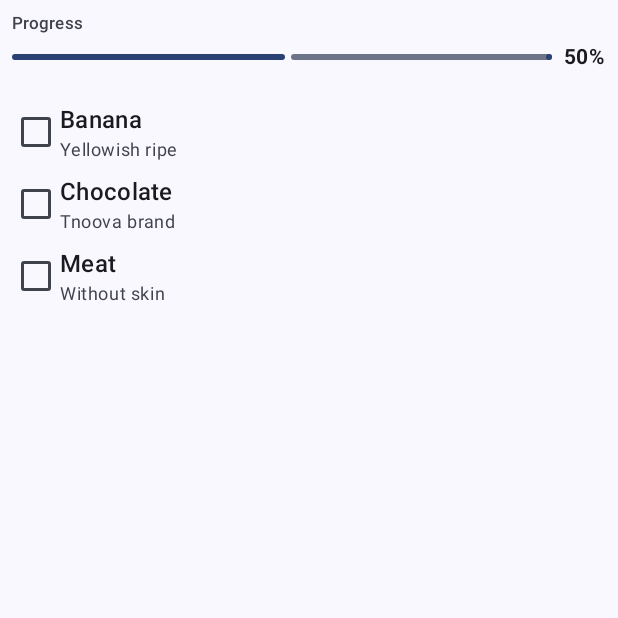
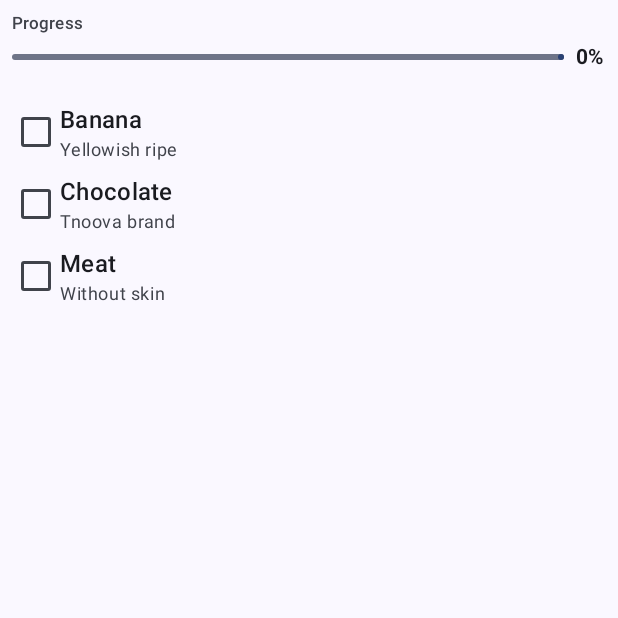
Before and after one commit to nirshahar/Grocery-List-App, an Android app built with Jetpack Compose: the screen it shows after launch (MainActivity), on a phone screen of 412 x 824 dp, the top half of it. Run offline under Robolectric (Android 15) with nearby library versions, the phone set to English and light mode, and no system bars.

Commit message:
animated progress bar to match the actual progress

```diff
--- a/app/src/main/java/com/example/grocerylist/checkout/CheckoutScreen.kt
+++ b/app/src/main/java/com/example/grocerylist/checkout/CheckoutScreen.kt
@@ -1,5 +1,6 @@
 package com.example.grocerylist.checkout
 
+import androidx.compose.animation.core.animateFloatAsState
 import androidx.compose.foundation.clickable
 import androidx.compose.foundation.layout.Arrangement
 import androidx.compose.foundation.layout.Column
@@ -11,6 +12,7 @@ import androidx.compose.foundation.lazy.LazyColumn
 import androidx.compose.material3.Checkbox
 import androidx.compose.material3.LinearProgressIndicator
 import androidx.compose.material3.MaterialTheme
+import androidx.compose.material3.ProgressIndicatorDefaults
 import androidx.compose.material3.Surface
 import androidx.compose.material3.Text
 import androidx.compose.runtime.Composable
@@ -22,6 +24,7 @@ import androidx.compose.ui.Modifier
 import androidx.compose.ui.text.font.FontWeight
 import androidx.compose.ui.tooling.preview.Preview
 import androidx.compose.ui.unit.dp
+import androidx.compose.ui.util.fastCoerceIn
 import androidx.lifecycle.viewmodel.compose.viewModel
 
 @Composable
@@ -53,7 +56,13 @@ fun CheckoutScreen(
         Column(
             verticalArrangement = Arrangement.spacedBy(16.dp)
         ) {
-            CheckoutProgress()
+            val progress = if (items.isNotEmpty()) {
+                items.count { it.isChecked }.toFloat() / items.size.toFloat()
+            } else {
+                1f
+            }.fastCoerceIn(0f, 1f)
+
+            CheckoutProgress(progress)
             CheckoutItems(items, onItemCheck = onItemCheck)
         }
     }
@@ -77,7 +86,12 @@ fun CheckoutItems(
 }
 
 @Composable
-fun CheckoutProgress(modifier: Modifier = Modifier) {
+fun CheckoutProgress(progress: Float, modifier: Modifier = Modifier) {
+    val animatedProgress by animateFloatAsState(
+        targetValue = progress,
+        animationSpec = ProgressIndicatorDefaults.ProgressAnimationSpec
+    )
+
     Column(
         modifier = modifier,
         verticalArrangement = Arrangement.spacedBy(4.dp)
@@ -93,11 +107,17 @@ fun CheckoutProgress(modifier: Modifier = Modifier) {
             modifier = Modifier.fillMaxWidth()
         ) {
             LinearProgressIndicator(
-                progress = { 0.5f }, modifier = Modifier
+                progress = { animatedProgress },
+                modifier = Modifier
                     .fillMaxWidth()
                     .weight(1f)
             )
-            Text("50%", style = MaterialTheme.typography.bodyMedium, fontWeight = FontWeight.Bold)
+
+            Text(
+                "${(progress * 100).toInt()}%",
+                style = MaterialTheme.typography.bodyMedium,
+                fontWeight = FontWeight.Bold
+            )
         }
     }
 }
@@ -150,5 +170,5 @@ fun CheckoutRowPreview() {
 @Preview(showBackground = true)
 @Composable
 private fun CheckoutProgressPreview() {
-    CheckoutProgress()
+    CheckoutProgress(0.5f)
 }
```
